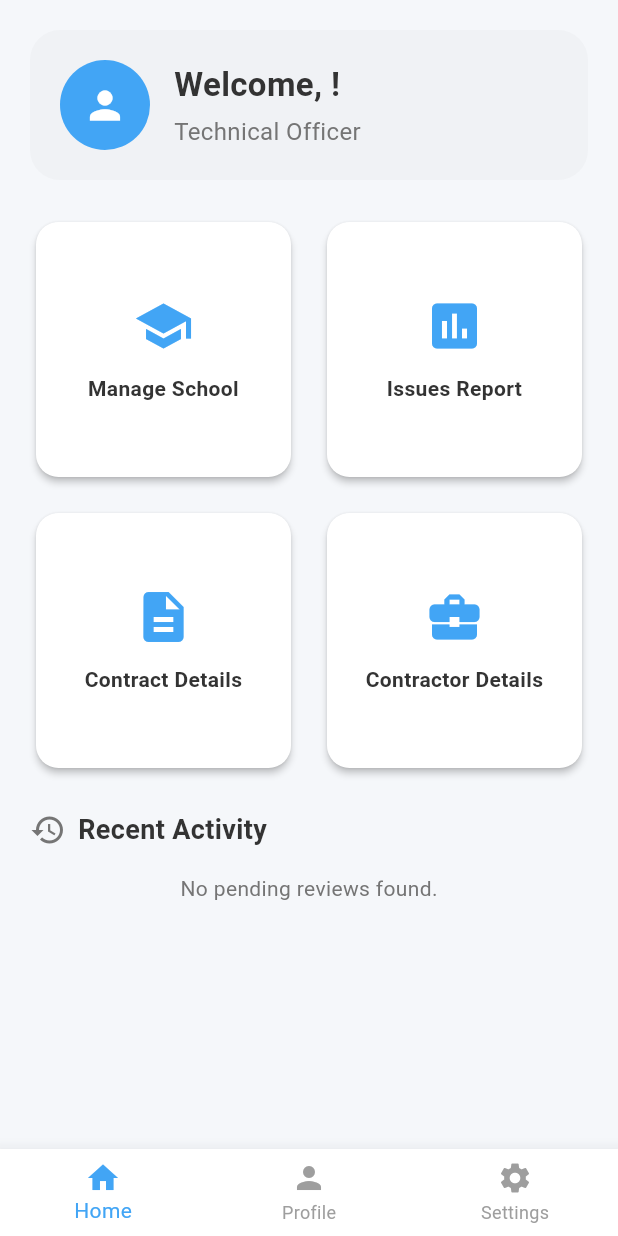
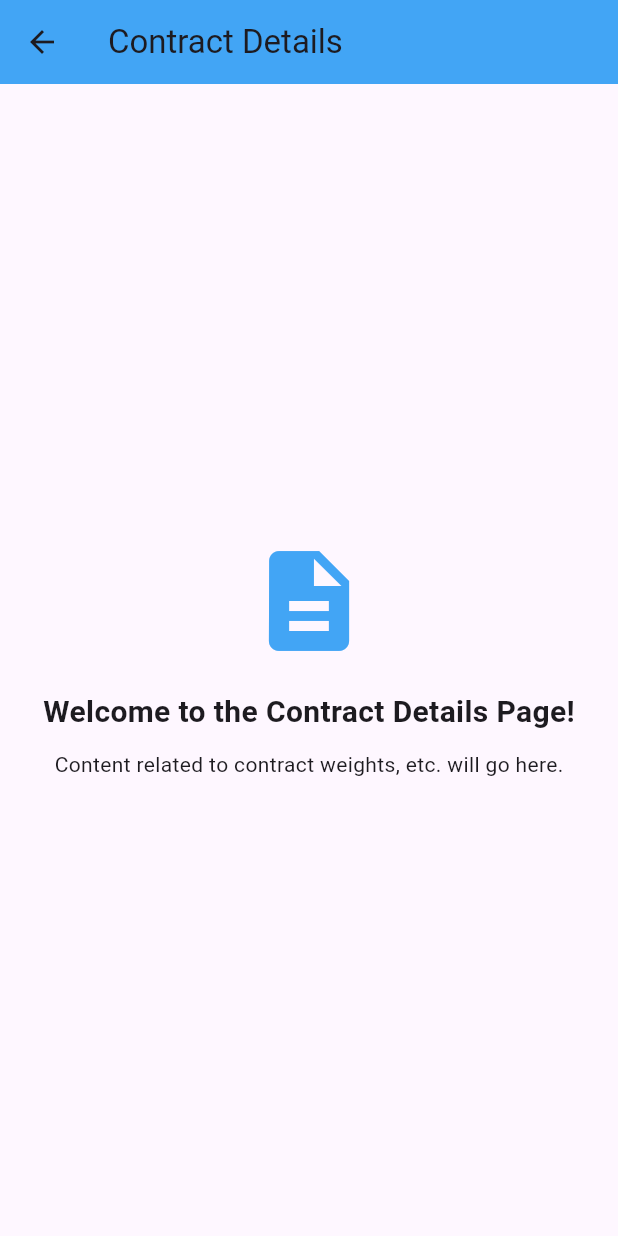
Before and after one commit to IrrigationDepartment/BuildCare, a Flutter app: the HomeScreen screen opened directly with empty values, after a tap on "Contract Details", on a phone screen of 412 x 824 dp. Run offline on Flutter 3.47's test engine with Material 3 defaults, Android fonts, the phone set to English and light mode, and no system bars; our stand-ins replace cloud_firestore, firebase_auth, firebase_core; accounts and stored records are empty; network calls fail.

Commit message:
contract
cont

```diff
--- /dev/null
+++ b/lib/screens/TO/contract_details.dart
@@ -0,0 +1,33 @@
+// In screens/TO/contract_details.dart
+import 'package:flutter/material.dart';
+
+class ContractDetailsScreen extends StatelessWidget {
+  // You might want to pass data to this screen later,
+  // but for now, we'll keep it simple.
+  const ContractDetailsScreen({super.key});
+
+  @override
+  Widget build(BuildContext context) {
+    return Scaffold(
+      appBar: AppBar(
+        title: const Text('Contract Details'),
+        backgroundColor: const Color(0xFF42A5F5), // Use your kPrimaryBlue
+      ),
+      body: const Center(
+        child: Column(
+          mainAxisAlignment: MainAxisAlignment.center,
+          children: [
+            Icon(Icons.description, size: 80, color: Color(0xFF42A5F5)),
+            SizedBox(height: 20),
+            Text(
+              'Welcome to the Contract Details Page!',
+              style: TextStyle(fontSize: 20, fontWeight: FontWeight.bold),
+            ),
+            SizedBox(height: 10),
+            Text('Content related to contract weights, etc. will go here.'),
+          ],
+        ),
+      ),
+    );
+  }
+}
--- a/lib/screens/TO/dashboard.dart
+++ b/lib/screens/TO/dashboard.dart
@@ -6,6 +6,9 @@ import 'package:cloud_firestore/cloud_firestore.dart';
 import 'manage_schools_screen.dart'; // <-- Correct import
 // Import the Add School Screen (can be used by other parts, good to keep)
 import 'add_school_screen.dart';
+
+// --- NEW IMPORT ---
+import 'contract_details.dart'; // <-- IMPORT THE NEW FILE
 
 class HomeScreen extends StatefulWidget {
 // 2. --- RECEIVE USER DATA ---
@@ -182,7 +185,14 @@ class _DashboardScreenState extends State<HomeScreen> {
 icon: Icons.description,
 title: 'Contract Details',
 onTap: () {
-            // TODO: Navigate to Contract Details page
+// --- NAVIGATION LOGIC ADDED HERE ---
+Navigator.push(
+context,
+MaterialPageRoute(
+// Navigate to the new ContractDetailsScreen
+builder: (context) => const ContractDetailsScreen(),
+),
+);
 print('Contract Details tapped');
 },
 ),
```
Lines whose indentation alone changed are shown as unchanged.
